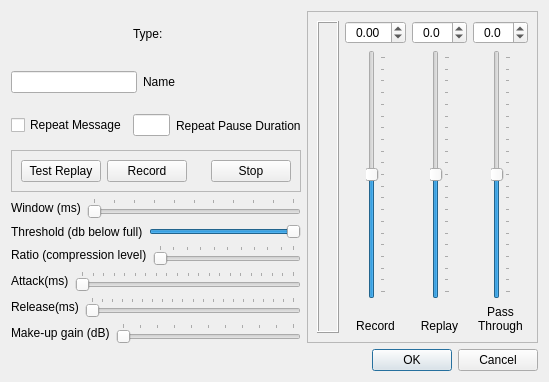
First picture: the form in mqt/MqtLogger/txVmExternalButtonDialog.ui, repository Rsclub22/Minos2-Mirror, before the edit.
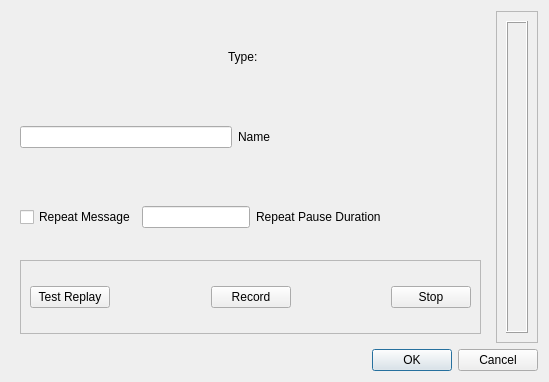
Second picture: the form after the edit. Custom widgets are drawn as their Qt base class.

Commit message: refactor linked slider and spinner

Patch:
```diff
--- a/mqt/MqtLogger/txVmExternalButtonDialog.ui
+++ b/mqt/MqtLogger/txVmExternalButtonDialog.ui
@@ -17,6 +17,7 @@
    <item>
     <layout class="QHBoxLayout" name="horizontalLayout_2">
      <item>
+      <widget class="QFrame" name="compFrame">
       <layout class="QVBoxLayout" name="verticalLayout">
        <item>
         <layout class="QHBoxLayout" name="horizontalLayout">
@@ -190,169 +191,8 @@
          </layout>
         </widget>
        </item>
-       <item>
-        <layout class="QHBoxLayout" name="horizontalLayout_19">
-         <item>
-          <widget class="QLabel" name="label_18">
-           <property name="text">
-            <string>Window (ms)</string>
-           </property>
-          </widget>
-         </item>
-         <item>
-          <widget class="QSlider" name="windowSlider">
-           <property name="maximum">
-            <number>10</number>
-           </property>
-           <property name="orientation">
-            <enum>Qt::Horizontal</enum>
-           </property>
-           <property name="tickPosition">
-            <enum>QSlider::TicksAbove</enum>
-           </property>
-           <property name="tickInterval">
-            <number>1</number>
-           </property>
-          </widget>
-         </item>
-        </layout>
-       </item>
-       <item>
-        <layout class="QHBoxLayout" name="horizontalLayout_16">
-         <item>
-          <widget class="QLabel" name="label_15">
-           <property name="text">
-            <string>Threshold (db below full)</string>
-           </property>
-          </widget>
-         </item>
-         <item>
-          <widget class="QSlider" name="thresholdSlider">
-           <property name="minimum">
-            <number>-100</number>
-           </property>
-           <property name="maximum">
-            <number>0</number>
-           </property>
-           <property name="orientation">
-            <enum>Qt::Horizontal</enum>
-           </property>
-          </widget>
-         </item>
-        </layout>
-       </item>
-       <item>
-        <layout class="QHBoxLayout" name="horizontalLayout_15">
-         <item>
-          <widget class="QLabel" name="label_14">
-           <property name="text">
-            <string>Ratio (compression level)</string>
-           </property>
-          </widget>
-         </item>
-         <item>
-          <widget class="QSlider" name="ratioSlider">
-           <property name="minimum">
-            <number>1</number>
-           </property>
-           <property name="maximum">
-            <number>100</number>
-           </property>
-           <property name="orientation">
-            <enum>Qt::Horizontal</enum>
-           </property>
-           <property name="tickPosition">
-            <enum>QSlider::TicksAbove</enum>
-           </property>
-           <property name="tickInterval">
-            <number>10</number>
-           </property>
-          </widget>
-         </item>
-        </layout>
-       </item>
-       <item>
-        <layout class="QHBoxLayout" name="horizontalLayout_18">
-         <item>
-          <widget class="QLabel" name="label_17">
-           <property name="text">
-            <string>Attack(ms)</string>
-           </property>
-          </widget>
-         </item>
-         <item>
-          <widget class="QSlider" name="attackSlider">
-           <property name="maximum">
-            <number>200</number>
-           </property>
-           <property name="orientation">
-            <enum>Qt::Horizontal</enum>
-           </property>
-           <property name="tickPosition">
-            <enum>QSlider::TicksAbove</enum>
-           </property>
-           <property name="tickInterval">
-            <number>10</number>
-           </property>
-          </widget>
-         </item>
-        </layout>
-       </item>
-       <item>
-        <layout class="QHBoxLayout" name="horizontalLayout_17">
-         <item>
-          <widget class="QLabel" name="label_16">
-           <property name="text">
-            <string>Release(ms)</string>
-           </property>
-          </widget>
-         </item>
-         <item>
-          <widget class="QSlider" name="releaseSlider">
-           <property name="maximum">
-            <number>200</number>
-           </property>
-           <property name="orientation">
-            <enum>Qt::Horizontal</enum>
-           </property>
-           <property name="tickPosition">
-            <enum>QSlider::TicksAbove</enum>
-           </property>
-           <property name="tickInterval">
-            <number>10</number>
-           </property>
-          </widget>
-         </item>
-        </layout>
-       </item>
-       <item>
-        <layout class="QHBoxLayout" name="horizontalLayout_20">
-         <item>
-          <widget class="QLabel" name="label_19">
-           <property name="text">
-            <string>Make-up gain (dB)</string>
-           </property>
-          </widget>
-         </item>
-         <item>
-          <widget class="QSlider" name="makeUpGainSlider">
-           <property name="maximum">
-            <number>100</number>
-           </property>
-           <property name="orientation">
-            <enum>Qt::Horizontal</enum>
-           </property>
-           <property name="tickPosition">
-            <enum>QSlider::TicksAbove</enum>
-           </property>
-           <property name="tickInterval">
-            <number>10</number>
-           </property>
-          </widget>
-         </item>
-        </layout>
-       </item>
-      </layout>
+       </layout>
+      </widget>
      </item>
      <item>
       <widget class="QFrame" name="levelsFrame">
@@ -378,264 +218,6 @@
           </layout>
          </widget>
         </item>
-        <item>
-         <layout class="QVBoxLayout" name="verticalLayout_2">
-          <item>
-           <widget class="QDoubleSpinBox" name="recordValue">
-            <property name="alignment">
-             <set>Qt::AlignCenter</set>
-            </property>
-            <property name="minimum">
-             <double>-10.000000000000000</double>
-            </property>
-            <property name="maximum">
-             <double>20.000000000000000</double>
-            </property>
-           </widget>
-          </item>
-          <item>
-           <layout class="QHBoxLayout" name="horizontalLayout_6">
-            <item>
-             <spacer name="horizontalSpacer_8">
-              <property name="orientation">
-               <enum>Qt::Horizontal</enum>
-              </property>
-              <property name="sizeHint" stdset="0">
-               <size>
-                <width>13</width>
-                <height>17</height>
-               </size>
-              </property>
-             </spacer>
-            </item>
-            <item>
-             <widget class="QSlider" name="recordSlider">
-              <property name="minimum">
-               <number>-100</number>
-              </property>
-              <property name="maximum">
-               <number>100</number>
-              </property>
-              <property name="orientation">
-               <enum>Qt::Vertical</enum>
-              </property>
-              <property name="tickPosition">
-               <enum>QSlider::TicksBelow</enum>
-              </property>
-              <property name="tickInterval">
-               <number>10</number>
-              </property>
-             </widget>
-            </item>
-            <item>
-             <spacer name="horizontalSpacer_9">
-              <property name="orientation">
-               <enum>Qt::Horizontal</enum>
-              </property>
-              <property name="sizeHint" stdset="0">
-               <size>
-                <width>13</width>
-                <height>17</height>
-               </size>
-              </property>
-             </spacer>
-            </item>
-           </layout>
-          </item>
-          <item>
-           <widget class="QLabel" name="label_2">
-            <property name="text">
-             <string>
-Record</string>
-            </property>
-            <property name="alignment">
-             <set>Qt::AlignCenter</set>
-            </property>
-           </widget>
-          </item>
-         </layout>
-        </item>
-        <item>
-         <layout class="QVBoxLayout" name="verticalLayout_6">
-          <item>
-           <widget class="QDoubleSpinBox" name="replayValue">
-            <property name="sizePolicy">
-             <sizepolicy hsizetype="Expanding" vsizetype="Fixed">
-              <horstretch>0</horstretch>
-              <verstretch>0</verstretch>
-             </sizepolicy>
-            </property>
-            <property name="alignment">
-             <set>Qt::AlignCenter</set>
-            </property>
-            <property name="decimals">
-             <number>1</number>
-            </property>
-            <property name="minimum">
-             <double>-10.000000000000000</double>
-            </property>
-            <property name="maximum">
-             <double>10.000000000000000</double>
-            </property>
-            <property name="singleStep">
-             <double>0.100000000000000</double>
-            </property>
-           </widget>
-          </item>
-          <item>
-           <layout class="QHBoxLayout" name="horizontalLayout_4">
-            <item>
-             <spacer name="horizontalSpacer_12">
-              <property name="orientation">
-               <enum>Qt::Horizontal</enum>
-              </property>
-              <property name="sizeHint" stdset="0">
-               <size>
-                <width>1</width>
-                <height>20</height>
-               </size>
-              </property>
-             </spacer>
-            </item>
-            <item>
-             <widget class="QSlider" name="replaySlider">
-              <property name="minimum">
-               <number>-100</number>
-              </property>
-              <property name="maximum">
-               <number>100</number>
-              </property>
-              <property name="orientation">
-               <enum>Qt::Vertical</enum>
-              </property>
-              <property name="tickPosition">
-               <enum>QSlider::TicksBelow</enum>
-              </property>
-              <property name="tickInterval">
-               <number>10</number>
-              </property>
-             </widget>
-            </item>
-            <item>
-             <spacer name="horizontalSpacer_11">
-              <property name="orientation">
-               <enum>Qt::Horizontal</enum>
-              </property>
-              <property name="sizeHint" stdset="0">
-               <size>
-                <width>1</width>
-                <height>20</height>
-               </size>
-              </property>
-             </spacer>
-            </item>
-           </layout>
-          </item>
-          <item>
-           <widget class="QLabel" name="label_8">
-            <property name="text">
-             <string>
-Replay</string>
-            </property>
-            <property name="alignment">
-             <set>Qt::AlignCenter</set>
-            </property>
-           </widget>
-          </item>
-         </layout>
-        </item>
-        <item>
-         <layout class="QVBoxLayout" name="verticalLayout_7">
-          <item>
-           <widget class="QDoubleSpinBox" name="passThroughValue">
-            <property name="sizePolicy">
-             <sizepolicy hsizetype="Expanding" vsizetype="Fixed">
-              <horstretch>0</horstretch>
-              <verstretch>0</verstretch>
-             </sizepolicy>
-            </property>
-            <property name="alignment">
-             <set>Qt::AlignCenter</set>
-            </property>
-            <property name="decimals">
-             <number>1</number>
-            </property>
-            <property name="minimum">
-             <double>-10.000000000000000</double>
-            </property>
-            <property name="maximum">
-             <double>10.000000000000000</double>
-            </property>
-            <property name="singleStep">
-             <double>0.100000000000000</double>
-            </property>
-           </widget>
-          </item>
-          <item>
-           <layout class="QHBoxLayout" name="horizontalLayout_13">
-            <item>
-             <spacer name="horizontalSpacer_13">
-              <property name="orientation">
-               <enum>Qt::Horizontal</enum>
-              </property>
-              <property name="sizeHint" stdset="0">
-               <size>
-                <width>1</width>
-                <height>20</height>
-               </size>
-              </property>
-             </spacer>
-            </item>
-            <item>
-             <widget class="QSlider" name="passThroughSlider">
-              <property name="minimum">
-               <number>-100</number>
-              </property>
-              <property name="maximum">
-               <number>100</number>
-              </property>
-              <property name="orientation">
-               <enum>Qt::Vertical</enum>
-              </property>
-              <property name="tickPosition">
-               <enum>QSlider::TicksBelow</enum>
-              </property>
-              <property name="tickInterval">
-               <number>10</number>
-              </property>
-             </widget>
-            </item>
-            <item>
-             <spacer name="horizontalSpacer_14">
-              <property name="orientation">
-               <enum>Qt::Horizontal</enum>
-              </property>
-              <property name="sizeHint" stdset="0">
-               <size>
-                <width>1</width>
-                <height>20</height>
-               </size>
-              </property>
-             </spacer>
-            </item>
-           </layout>
-          </item>
-          <item>
-           <widget class="QLabel" name="label_9">
-            <property name="text">
-             <string>Pass
-Through</string>
-            </property>
-            <property name="alignment">
-             <set>Qt::AlignCenter</set>
-            </property>
-            <property name="wordWrap">
-             <bool>true</bool>
-            </property>
-           </widget>
-          </item>
-         </layout>
-        </item>
        </layout>
       </widget>
      </item>
```
Lines whose indentation alone changed are shown as unchanged. The commit also changes 14 other files.
